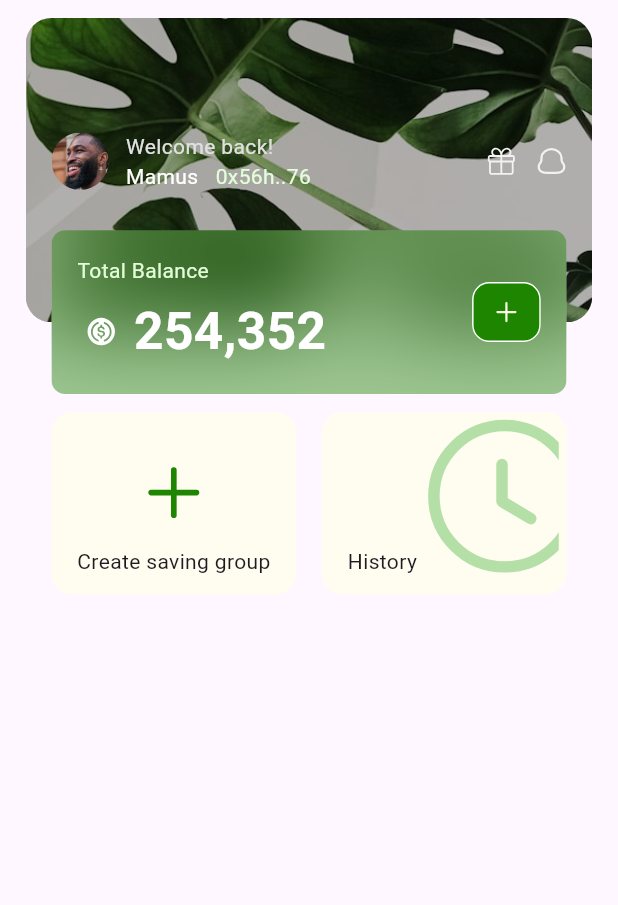
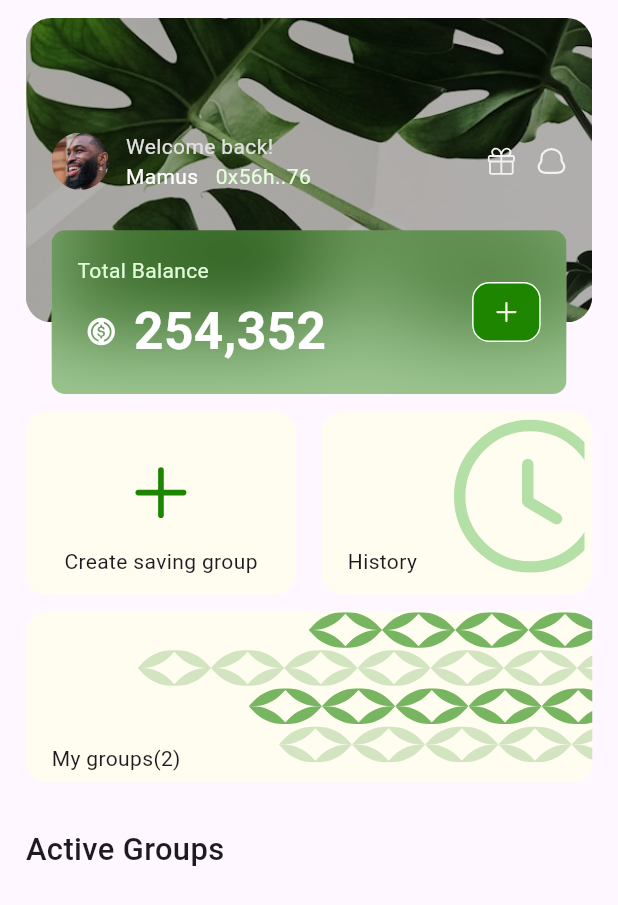
Before and after one commit to Chain-Coop/breadchain-sdk, a Flutter app: the DashboardScreen screen opened directly, on a phone screen of 412 x 824 dp. Shown: the top 905 px of the screen. Run offline on Flutter 3.47's test engine with Material 3 defaults, Android fonts, the phone set to English and light mode, and no system bars; drawn by our look-alikes of blurrycontainer; our stand-ins replace flutter_screenutil, flutter_svg.

Commit message:
feat: Groups

```diff
--- a/lib/presentation/screens/dashboard.dart
+++ b/lib/presentation/screens/dashboard.dart
@@ -17,7 +17,10 @@ class DashboardScreen extends StatelessWidget {
         body: Padding(
           padding:
               EdgeInsets.symmetric(horizontal: AppSpacing.horizontalSpacing),
+          child: SingleChildScrollView(
+            physics: const BouncingScrollPhysics(),
             child: Column(
+              crossAxisAlignment: CrossAxisAlignment.start,
               children: [
                 AppSpacing.verticalSpaceSmall,
                 const ProfileCard(),
@@ -27,7 +30,6 @@ class DashboardScreen extends StatelessWidget {
                     Expanded(
                       child: Padding(
                         padding: EdgeInsets.only(
-                          left: AppSpacing.horizontalSpacing,
                             right: AppSpacing.horizontalSpacing / 2),
                         child: InkWell(
                           child: Container(
@@ -60,7 +62,6 @@ class DashboardScreen extends StatelessWidget {
                     Expanded(
                       child: Padding(
                         padding: EdgeInsets.only(
-                          right: AppSpacing.horizontalSpacing,
                             left: AppSpacing.horizontalSpacing / 2),
                         child: InkWell(
                           child: Container(
@@ -103,8 +104,51 @@ class DashboardScreen extends StatelessWidget {
                       ),
                     )
                   ],
+                ),
+                AppSpacing.verticalSpaceSmall,
+                Container(
+                  decoration: BoxDecoration(
+                    color: const Color(0xFFFFFDF0),
+                    borderRadius: BorderRadius.circular(12.r),
+                  ),
+                  height: 95.h,
+                  width: double.infinity,
+                  child: Padding(
+                    padding:
+                        EdgeInsets.only(left: AppSpacing.horizontalSpacing),
+                    child: Stack(
+                      children: [
+                        Positioned(
+                          right: 0,
+                          child: SvgPicture.asset(
+                            'assets/svgs/grafiti.svg',
+                            package: 'breadchain_sdk',
+                          ),
+                        ),
+                        Positioned(
+                          left: 0,
+                          bottom: 0,
+                          child: Padding(
+                            padding: EdgeInsets.only(bottom: 5.h),
+                            child: const Text(
+                              'My groups(2)',
+                            ),
+                          ),
                         )
                       ],
+                    ),
+                  ),
+                ),
+                AppSpacing.verticalSpaceMedium,
+                Text(
+                  "Active Groups",
+                  style: TextStyle(
+                    fontSize: 18.sp,
+                    fontWeight: FontWeight.w500,
+                  ),
+                )
+              ],
+            ),
           ),
         ),
       ),
```
Lines whose indentation alone changed are shown as unchanged.
